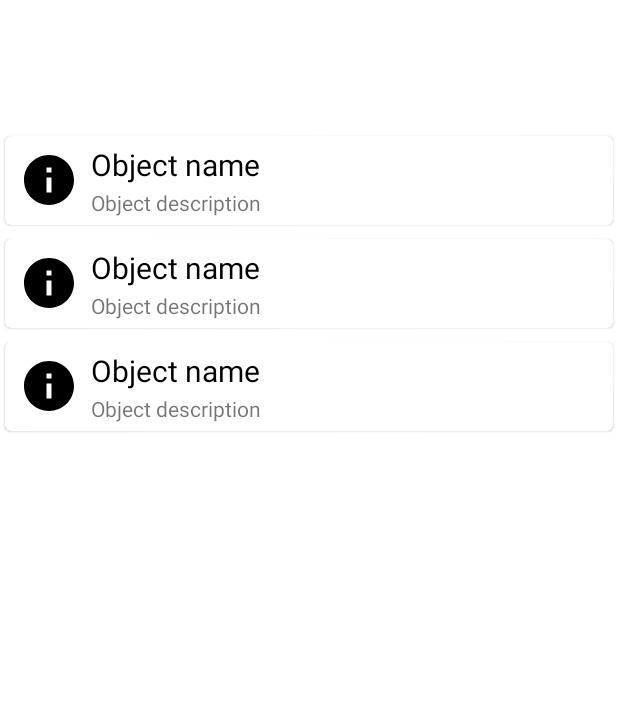
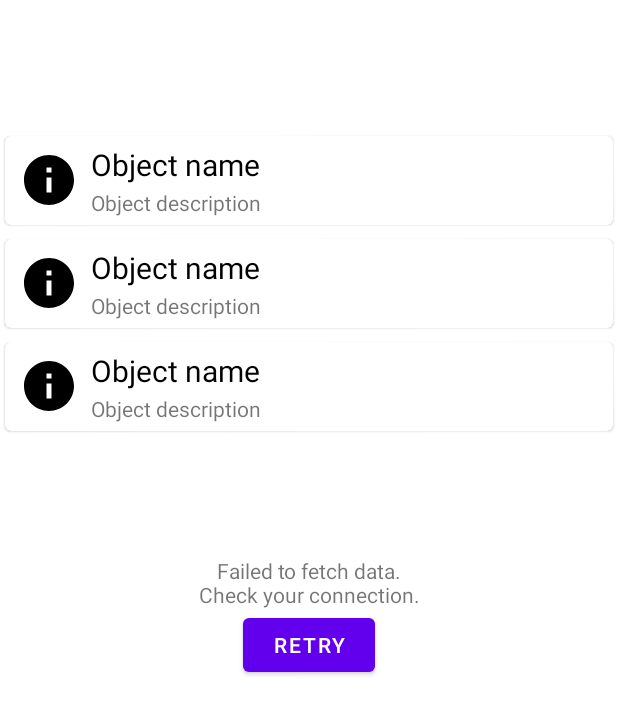
Before and after one commit to BrandomRobor/RoomMonitor, an Android app: the layout fragment_details.xml on its own in the app's theme, with its tools: preview values and no code run, on a phone screen of 412 x 824 dp. Shown: the top 714 px of the screen. Run offline under Robolectric (Android 15) with nearby library versions, the phone set to English and light mode, and no system bars; plain views replace IconicsTextView.

Commit message:
Created error message and retry button on Details page

```diff
--- a/app/src/main/res/layout/fragment_details.xml
+++ b/app/src/main/res/layout/fragment_details.xml
@@ -4,6 +4,7 @@
     xmlns:tools="http://schemas.android.com/tools"
     android:layout_width="match_parent"
     android:layout_height="match_parent"
+    android:fillViewport="true"
     tools:context=".ui.details.DetailsFragment">
 
     <androidx.constraintlayout.widget.ConstraintLayout
@@ -35,6 +36,32 @@
             app:layout_constraintTop_toBottomOf="@id/fragment_details_include"
             tools:listitem="@layout/item_details_object_card" />
 
+        <com.google.android.material.textview.MaterialTextView
+            android:id="@+id/details_error_message"
+            android:layout_width="wrap_content"
+            android:layout_height="wrap_content"
+            android:text="@string/initial_loading_error"
+            android:textAlignment="center"
+            android:visibility="gone"
+            app:layout_constraintBottom_toTopOf="@id/details_error_button"
+            app:layout_constraintEnd_toEndOf="parent"
+            app:layout_constraintStart_toStartOf="parent"
+            app:layout_constraintTop_toTopOf="parent"
+            app:layout_constraintVertical_chainStyle="packed"
+            tools:visibility="visible" />
+
+        <com.google.android.material.button.MaterialButton
+            android:id="@+id/details_error_button"
+            android:layout_width="wrap_content"
+            android:layout_height="wrap_content"
+            android:text="@string/retry_button"
+            android:visibility="gone"
+            app:layout_constraintBottom_toBottomOf="parent"
+            app:layout_constraintEnd_toEndOf="parent"
+            app:layout_constraintStart_toStartOf="parent"
+            app:layout_constraintTop_toBottomOf="@id/details_error_message"
+            tools:visibility="visible" />
+
     </androidx.constraintlayout.widget.ConstraintLayout>
 
 </ScrollView>
```
Also changed, not shown: app/src/main/java/com/integrative/roommonitor/ui/details/DetailsFragment.kt (+22 -5 lines).
